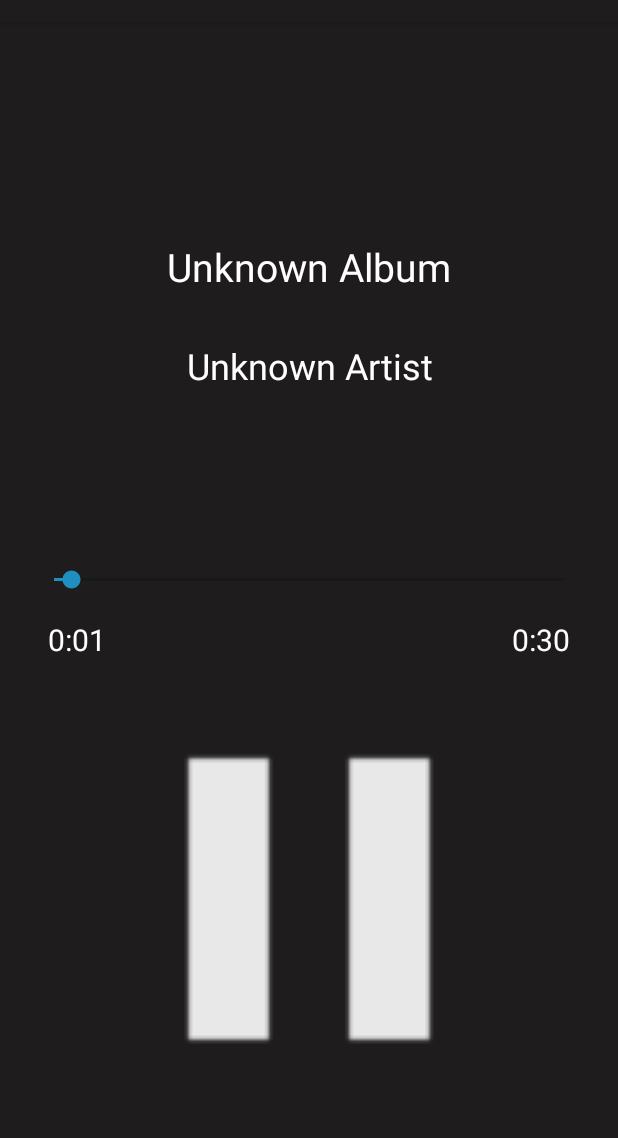
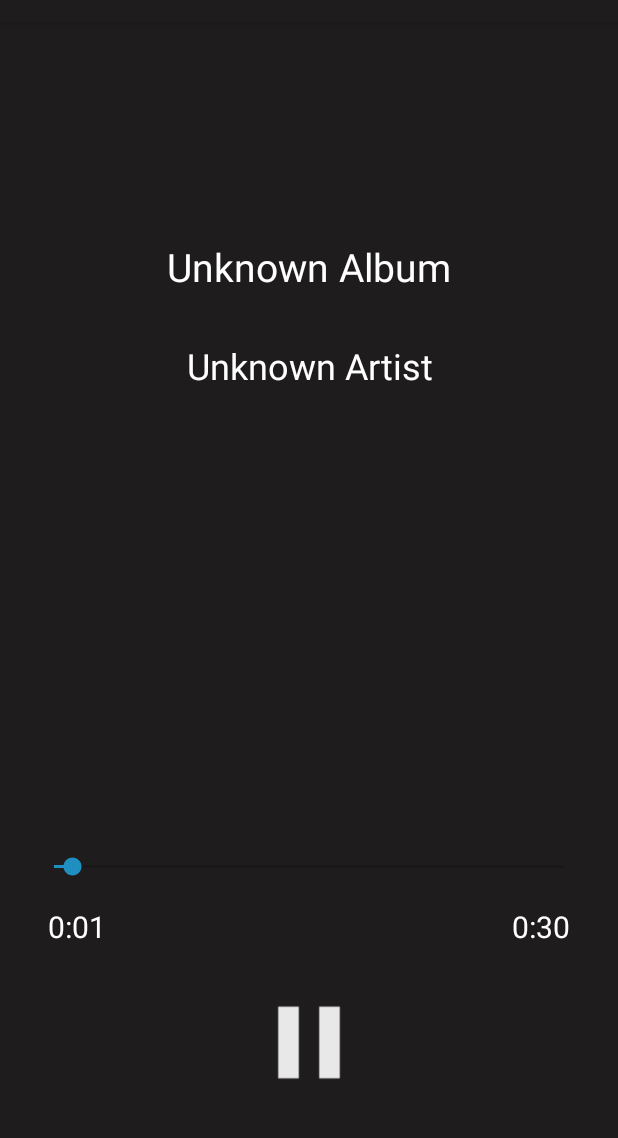
Before and after one commit to omkarprabhu-98/SPlay, an Android app: the PlayActivity screen opened directly, with no data from a screen before it, on a phone screen of 412 x 824 dp, the part 62-1200 px from its top. Run offline under Robolectric (Android 15) with nearby library versions, the phone set to English and light mode, and no system bars; 1 statement that could not run was skipped.

Commit message:
Bug fix for screen ratios

```diff
--- a/app/src/main/AndroidManifest.xml
+++ b/app/src/main/AndroidManifest.xml
@@ -6,7 +6,7 @@
 
     <application
         android:allowBackup="true"
-        android:icon="@mipmap/ic_launcher"
+        android:icon="@mipmap/ic_splay"
         android:label="@string/app_name"
         android:roundIcon="@mipmap/ic_launcher_round"
         android:supportsRtl="true"
--- a/app/src/main/res/layout/activity_play.xml
+++ b/app/src/main/res/layout/activity_play.xml
@@ -10,7 +10,9 @@
 
     <RelativeLayout
         android:layout_width="match_parent"
-        android:layout_height="350dp">
+        android:layout_height="350dp"
+        android:layout_weight="4"
+        >
         <!-- Image of Song -->
         <ImageView
             android:id="@+id/albumArt"
@@ -60,6 +62,11 @@
             android:layout_alignParentEnd="true" />
     </RelativeLayout>
 
+    <LinearLayout
+        android:layout_width="match_parent"
+        android:layout_height="wrap_content"
+        android:orientation="vertical"
+        android:layout_weight="1">
         <!-- Seekbar For Song -->
         <SeekBar
             android:id="@+id/songProgressBar"
@@ -69,14 +76,13 @@
             android:layout_marginLeft="20dp"
             android:layout_marginRight="20dp"
             android:paddingLeft="1dp"
-        android:paddingTop="8dp"
-        android:paddingRight="1dp" />
+            android:paddingRight="1dp"
+            android:paddingTop="8dp" />
 
         <LinearLayout
             android:layout_width="match_parent"
             android:layout_height="wrap_content"
-        android:orientation="horizontal"
-        >
+            android:orientation="horizontal">
 
             <!-- Current Time Of Song-->
             <TextView
@@ -84,49 +90,49 @@
                 android:layout_width="match_parent"
                 android:layout_height="wrap_content"
                 android:layout_weight="1"
-            android:paddingTop="4dp"
                 android:paddingBottom="4dp"
                 android:paddingStart="32dp"
+                android:paddingTop="4dp"
                 android:text="00:00"
+                android:textAlignment="textStart"
                 android:textColor="#FFFFFF"
-            android:textAlignment="textStart"
                 android:textSize="20sp" />
 
             <!-- Total Duration of Song-->
             <TextView
+                android:id="@+id/time"
                 android:layout_width="match_parent"
                 android:layout_height="wrap_content"
-            android:text="00:00"
-            android:id="@+id/time"
                 android:layout_weight="1"
-            android:textSize="20sp"
-            android:textColor="#FFFFFF"
-            android:textAlignment="textEnd"
-            android:paddingTop="4dp"
                 android:paddingBottom="4dp"
                 android:paddingEnd="32dp"
-            />
+                android:paddingTop="4dp"
+                android:text="00:00"
+                android:textAlignment="textEnd"
+                android:textColor="#FFFFFF"
+                android:textSize="20sp" />
 
         </LinearLayout>
 
         <LinearLayout
             android:layout_width="match_parent"
             android:layout_height="match_parent"
+            android:layout_marginBottom="1dp"
             android:layout_marginTop="2dp"
-        android:layout_marginBottom="1dp"
 
             >
 
             <!-- Play Pause Button -->
             <ImageView
-            android:alpha=".9"
                 android:id="@+id/playpause"
                 android:layout_width="match_parent"
-            android:layout_height="match_parent"
+                android:layout_height="82dp"
                 android:layout_gravity="center"
                 android:layout_marginBottom="14dp"
+                android:alpha=".9"
                 android:src="@drawable/pause" />
 
         </LinearLayout>
+    </LinearLayout>
 
 </LinearLayout>
```
Also changed, not shown: app/src/main/res/mipmap-hdpi/ic_splay.png (added), app/src/main/res/mipmap-mdpi/ic_splay.png (added), app/src/main/res/mipmap-xhdpi/ic_splay.png (added), app/src/main/res/mipmap-xxhdpi/ic_splay.png (added), app/src/main/res/mipmap-xxxhdpi/ic_splay.png (added). Lines whose indentation alone changed are shown as unchanged.
